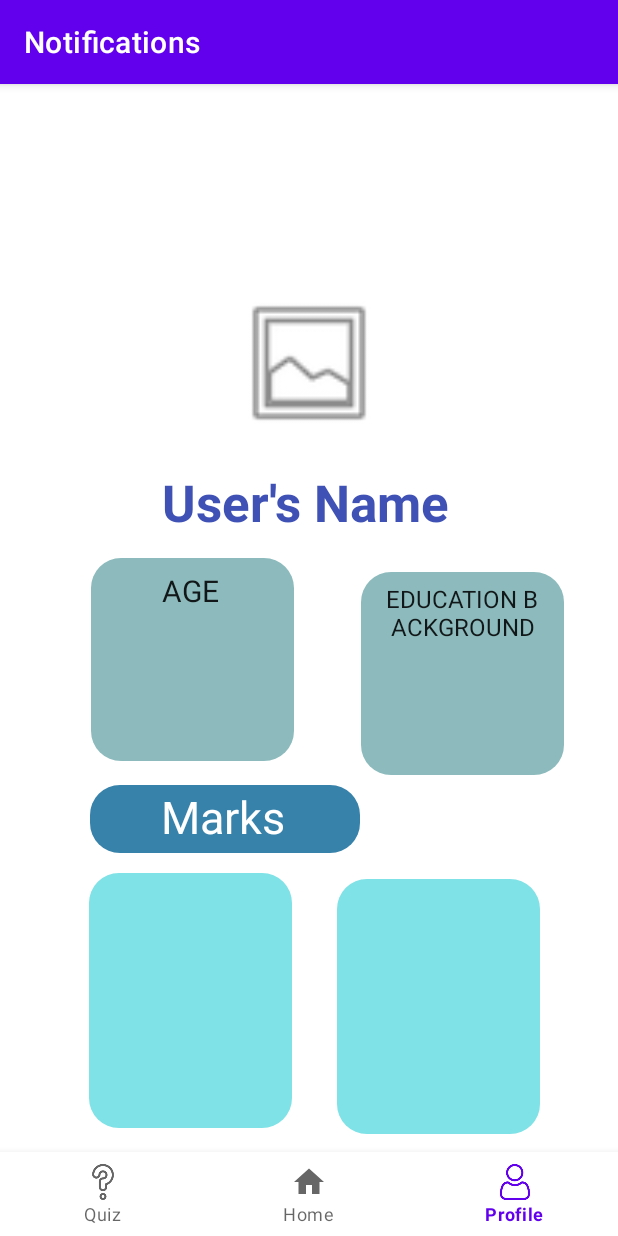
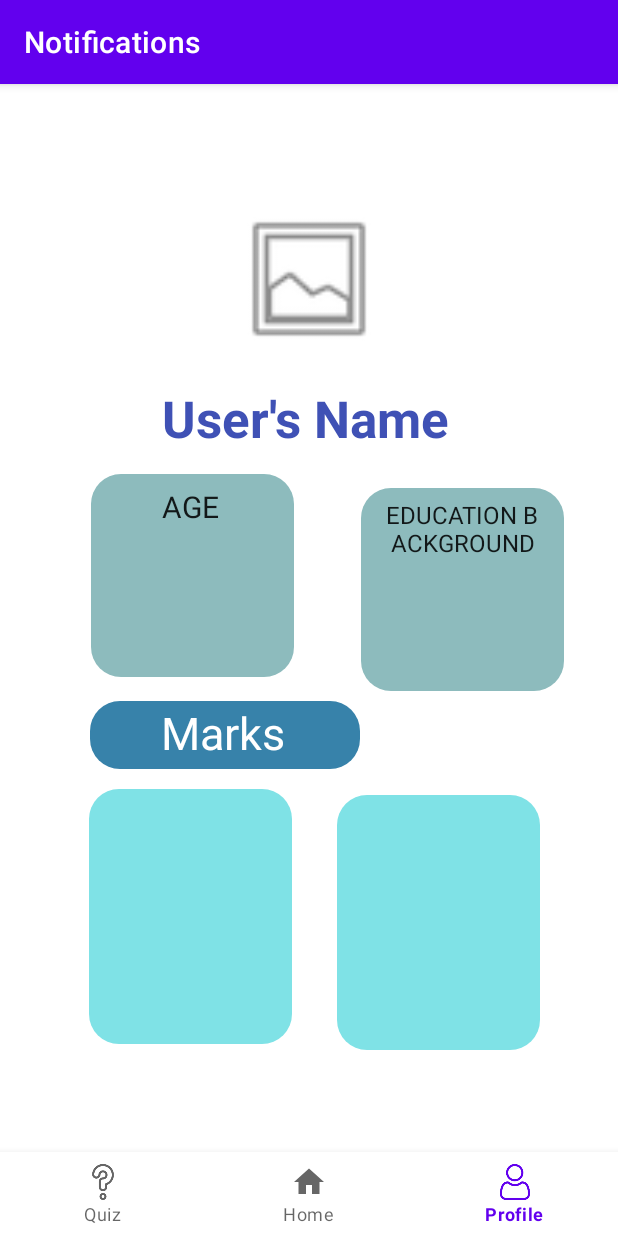
Before and after one commit to NurhanAnn/AccountOnTheGo_Report, an Android app: the screen it shows after launch (MainActivity), item 3 of the bottom bar chosen, on a phone screen of 412 x 824 dp. Run offline under Robolectric (Android 15) with nearby library versions, the phone set to English and light mode, and no system bars; our stand-ins replace navigation-ui; Roboto replaces fonts that are not available here.

Commit message:
NEW UPDATESSSSSSSSSSS

```diff
--- a/app/src/main/res/layout/activity_main.xml
+++ b/app/src/main/res/layout/activity_main.xml
@@ -3,8 +3,7 @@
     xmlns:app="http://schemas.android.com/apk/res-auto"
     android:id="@+id/container"
     android:layout_width="match_parent"
-    android:layout_height="match_parent"
-    android:paddingTop="?attr/actionBarSize">
+    android:layout_height="match_parent">
 
     <com.google.android.material.bottomnavigation.BottomNavigationView
         android:id="@+id/nav_view"
@@ -25,9 +24,11 @@
         android:layout_height="match_parent"
         app:defaultNavHost="true"
         app:layout_constraintBottom_toTopOf="@id/nav_view"
+        app:layout_constraintHorizontal_bias="0.0"
         app:layout_constraintLeft_toLeftOf="parent"
         app:layout_constraintRight_toRightOf="parent"
         app:layout_constraintTop_toTopOf="parent"
+        app:layout_constraintVertical_bias="1.0"
         app:navGraph="@navigation/mobile_navigation" />
 
 </androidx.constraintlayout.widget.ConstraintLayout>
```
